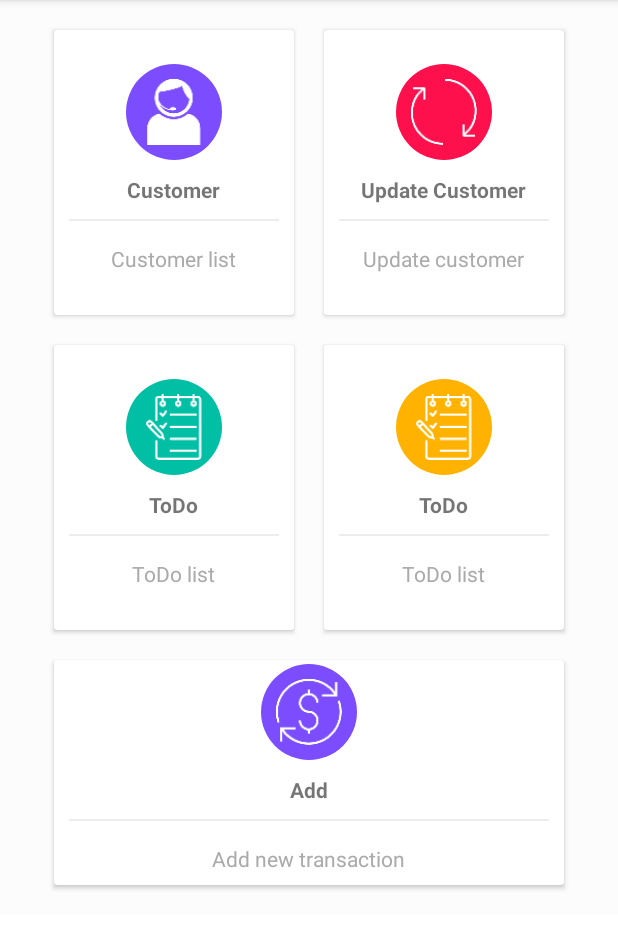
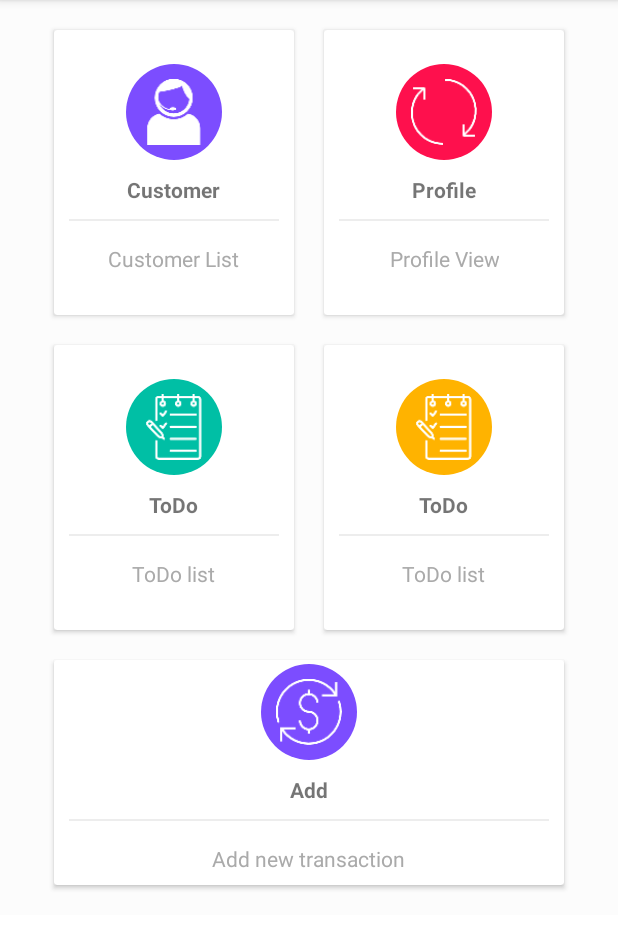
Before and after one commit to Hansaanuradha93/mLender, an Android app: the screen it shows after launch once a user with an empty profile is signed in (DashBoardActivity), on a phone screen of 412 x 824 dp, the part 84-1033 px from its top. Run offline under Robolectric (Android 15) with nearby library versions, the phone set to English and light mode, and no system bars; our stand-ins replace Firebase (no records; nobody signed in at launch, a user with empty details on screens opened directly).

Commit message:
dashboard layout changes

```diff
--- a/app/src/main/res/layout/activity_dashboard.xml
+++ b/app/src/main/res/layout/activity_dashboard.xml
@@ -69,7 +69,7 @@
                             android:layout_width="wrap_content"
                             android:layout_height="wrap_content"
                             android:gravity="center"
-                            android:text="Customer list"
+                            android:text="Customer List"
                             android:padding="5dp"
                             android:textColor="@android:color/darker_gray"/>
 
@@ -98,7 +98,7 @@
                             android:layout_height="wrap_content"
                             android:textStyle="bold"
                             android:layout_marginTop="10dp"
-                            android:text="Update Customer"/>
+                            android:text="@string/profile"/>
                         <View
                             android:layout_width="match_parent"
                             android:layout_height="1dp"
@@ -108,7 +108,7 @@
                             android:layout_width="wrap_content"
                             android:layout_height="wrap_content"
                             android:gravity="center"
-                            android:text="Update customer"
+                            android:text="Profile View"
                             android:padding="5dp"
                             android:textColor="@android:color/darker_gray"/>
 
--- a/app/src/main/res/values/strings.xml
+++ b/app/src/main/res/values/strings.xml
@@ -21,4 +21,5 @@
     <string name="completed">Completed</string>
     <string name="update_transaction_button">UPDATE</string>
     <string name="arrears">Arrears :</string>
+    <string name="profile">Profile</string>
 </resources>
```
